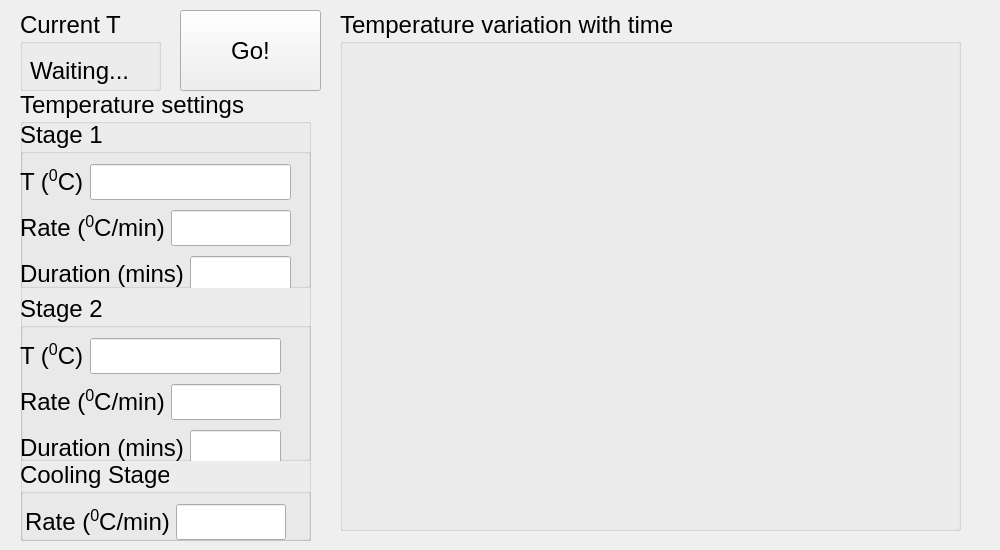
First picture: the form in GUI/UI/form.ui, repository JWLiao2022/TemperatureProgramHotPlate, before the edit.
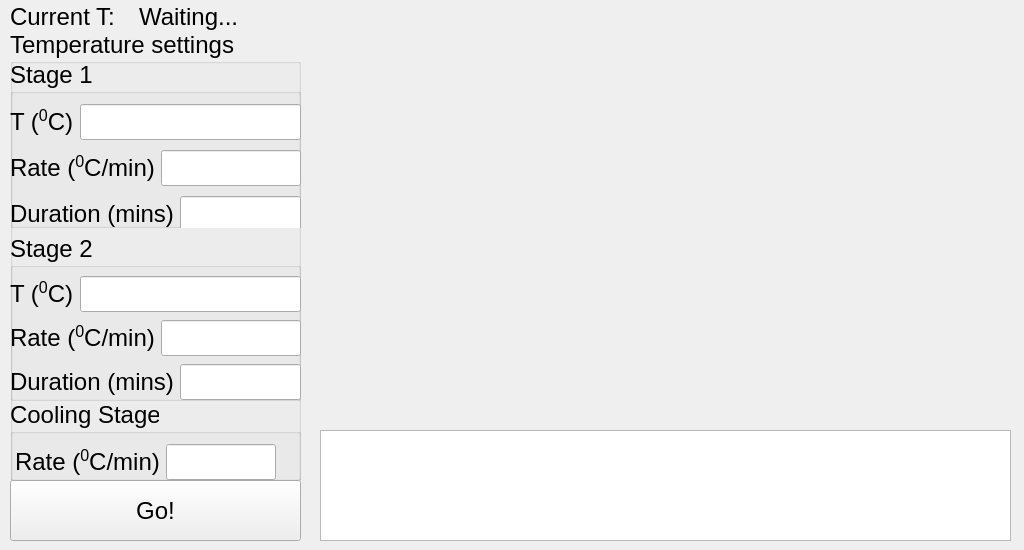
Second picture: the form after the edit. Custom widgets are drawn as their Qt base class.

Commit message: main window widgets locations redesign

The edit to the form file:
```diff
--- a/GUI/UI/form.ui
+++ b/GUI/UI/form.ui
@@ -6,7 +6,7 @@
    <rect>
     <x>0</x>
     <y>0</y>
-    <width>1000</width>
+    <width>1024</width>
     <height>550</height>
    </rect>
   </property>
@@ -18,42 +18,11 @@
   <property name="windowTitle">
    <string>Temperature Programmer</string>
   </property>
-  <widget class="QGroupBox" name="gBoxCurrentTemperature">
-   <property name="geometry">
-    <rect>
-     <x>20</x>
-     <y>10</y>
-     <width>141</width>
-     <height>81</height>
-    </rect>
-   </property>
-   <property name="font">
-    <font>
-     <pointsize>18</pointsize>
-    </font>
-   </property>
-   <property name="title">
-    <string>Current T</string>
-   </property>
-   <widget class="QLabel" name="label_currentTemperature">
-    <property name="geometry">
-     <rect>
-      <x>10</x>
-      <y>40</y>
-      <width>121</width>
-      <height>41</height>
-     </rect>
-    </property>
-    <property name="text">
-     <string>Waiting...</string>
-    </property>
-   </widget>
-  </widget>
   <widget class="QGroupBox" name="gBoxUserInput">
    <property name="geometry">
     <rect>
-     <x>20</x>
-     <y>90</y>
+     <x>10</x>
+     <y>30</y>
      <width>291</width>
      <height>451</height>
     </rect>
@@ -101,7 +70,7 @@
      </layout>
     </widget>
    </widget>
-   <widget class="QWidget" name="">
+   <widget class="QWidget" name="layoutWidget">
     <property name="geometry">
      <rect>
       <x>0</x>
@@ -121,7 +90,7 @@
          <rect>
           <x>0</x>
           <y>40</y>
-          <width>271</width>
+          <width>291</width>
           <height>136</height>
          </rect>
         </property>
@@ -182,8 +151,8 @@
          <rect>
           <x>0</x>
           <y>40</y>
-          <width>261</width>
-          <height>136</height>
+          <width>291</width>
+          <height>131</height>
          </rect>
         </property>
         <layout class="QVBoxLayout" name="verticalLayout_2">
@@ -236,42 +205,65 @@
     </layout>
    </widget>
   </widget>
-  <widget class="QGroupBox" name="gBoxTemperaturePlot">
-   <property name="geometry">
-    <rect>
-     <x>340</x>
-     <y>10</y>
-     <width>621</width>
-     <height>521</height>
-    </rect>
-   </property>
-   <property name="title">
-    <string>Temperature variation with time</string>
-   </property>
-   <widget class="PlotWidget" name="plotTemperatureVSTime" native="true">
-    <property name="geometry">
-     <rect>
-      <x>20</x>
-      <y>50</y>
-      <width>591</width>
-      <height>461</height>
-     </rect>
-    </property>
-   </widget>
-  </widget>
   <widget class="QPushButton" name="pushButton_Go">
    <property name="geometry">
     <rect>
-     <x>180</x>
-     <y>10</y>
-     <width>141</width>
-     <height>81</height>
+     <x>10</x>
+     <y>480</y>
+     <width>291</width>
+     <height>61</height>
     </rect>
    </property>
    <property name="text">
     <string>Go!</string>
    </property>
   </widget>
+  <widget class="PlotWidget" name="plotTemperatureVSTime" native="true">
+   <property name="geometry">
+    <rect>
+     <x>320</x>
+     <y>10</y>
+     <width>691</width>
+     <height>411</height>
+    </rect>
+   </property>
+  </widget>
+  <widget class="QTextEdit" name="textEditCurrentStatus">
+   <property name="geometry">
+    <rect>
+     <x>320</x>
+     <y>430</y>
+     <width>691</width>
+     <height>111</height>
+    </rect>
+   </property>
+  </widget>
+  <widget class="QWidget" name="">
+   <property name="geometry">
+    <rect>
+     <x>10</x>
+     <y>0</y>
+     <width>251</width>
+     <height>34</height>
+    </rect>
+   </property>
+   <layout class="QHBoxLayout" name="horizontalLayout_8">
+    <item>
+     <widget class="QLabel" name="label_8">
+      <property name="text">
+       <string>Current T:</string>
+      </property>
+     </widget>
+    </item>
+    <item>
+     <widget class="QLabel" name="label_currentTemperature">
+      <property name="text">
+       <string>Waiting...</string>
+      </property>
+     </widget>
+    </item>
+   </layout>
+  </widget>
  </widget>
  <customwidgets>
   <customwidget>
```
The commit also changes 2 other files.
